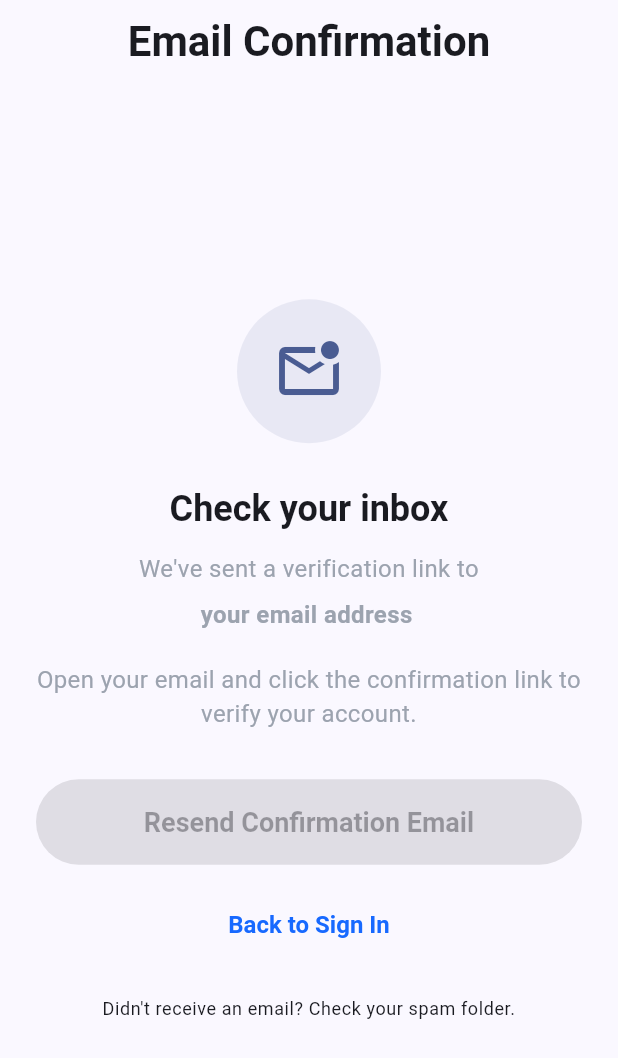
After one commit to Hasibol-Hoda-Inu/Lipika, a Flutter app: the EmailConfirmationScreen screen opened by its route, on a phone screen of 412 x 824 dp. The commit adds this screen. Shown: the top 1058 px of the screen. Run offline on Flutter 3.47's test engine with Material 3 defaults, Android fonts, the phone set to English and light mode, and no system bars; our stand-ins replace carousel_slider, flutter_svg, go_router, supabase_flutter; accounts and stored records are empty.

Commit message:
deep link auth integrated, email confirmation screen and session handling done

```diff
--- a/lib/application/app.dart
+++ b/lib/application/app.dart
@@ -1,10 +1,27 @@
+import 'dart:async';
+
 import 'package:flutter/material.dart';
 import 'package:lipika/application/routes/app_route_config.dart';
+import 'package:lipika/application/routes/app_route_const.dart';
+import 'package:supabase_flutter/supabase_flutter.dart';
 
 import 'app_theme.dart';
 
-class Lipika extends StatelessWidget {
+class Lipika extends StatefulWidget {
   const Lipika({super.key});
+
+  @override
+  State<Lipika> createState() => _LipikaState();
+}
+
+class _LipikaState extends State<Lipika> {
+  late final StreamSubscription<AuthState> _authSubscription;
+
+  @override
+  void initState() {
+    super.initState();
+    _listenToAuthChanges();
+  }
 
   @override
   Widget build(BuildContext context) {
@@ -22,4 +39,30 @@ class Lipika extends StatelessWidget {
       // home: const MainBottomNavScreen(),
     );
   }
+
+  void _listenToAuthChanges() {
+    _authSubscription = Supabase.instance.client.auth.onAuthStateChange.listen(
+      (AuthState data) {
+        final AuthChangeEvent event = data.event;
+        final Session? session = data.session;
+
+        if (event == AuthChangeEvent.signedIn && session != null) {
+          debugPrint("✅ User authenticated successfully");
+          appRouter.pushReplacementNamed(AppRouteConst.homeRouteName);
+        }else if(event == AuthChangeEvent.signedOut){
+          debugPrint("❎ User signed out");
+          appRouter.pushReplacementNamed(AppRouteConst.loginRouteName);
+        }
+      },
+      onError: (Object error) {
+        debugPrint("❎ Auth listener error: $error");
+      },
+    );
+  }
+
+  @override
+  void dispose() {
+    _authSubscription.cancel();
+    super.dispose();
+  }
 }
--- a/lib/application/app_providers.dart
+++ b/lib/application/app_providers.dart
@@ -1,7 +1,9 @@
 import 'package:flutter/material.dart';
 import 'package:lipika/features/auth/ui/controllers/auth_controller.dart';
+import 'package:lipika/features/auth/ui/controllers/auth_session_controller.dart';
 import 'package:lipika/features/common/ui/controller/main_bottom_nav_provider.dart';
 import 'package:provider/provider.dart';
+import 'package:supabase_flutter/supabase_flutter.dart';
 
 import '../features/auth/data/services/auth_service.dart';
 
@@ -16,6 +18,7 @@ class AppProviders extends StatelessWidget {
       providers: [
         ChangeNotifierProvider(create: (context)=>MainBottomNavProvider()),
         ChangeNotifierProvider(create: (context)=>AuthController(authService: AuthService())),
+        ChangeNotifierProvider(create: (context)=>AuthSessionController(supabase: Supabase.instance.client)),
       ],
       child: child,
     );
--- a/lib/application/routes/app_route_config.dart
+++ b/lib/application/routes/app_route_config.dart
@@ -1,5 +1,6 @@
 import 'package:flutter/material.dart';
 import 'package:go_router/go_router.dart';
+import 'package:lipika/features/auth/ui/screens/email_confirmation_screen.dart';
 import 'package:lipika/features/auth/ui/screens/login_screen.dart';
 import 'package:lipika/features/auth/ui/screens/sign_up_screen.dart';
 import 'package:lipika/features/auth/ui/screens/splash_screen.dart';
@@ -35,6 +36,14 @@ final GoRouter appRouter = GoRouter(
         name: AppRouteConst.signUpRouteName,
         path: "/signUp",
         pageBuilder: (context, state)=> const MaterialPage(child: SignUpScreen()),
+      ),
+      GoRoute(
+        name: AppRouteConst.emailConfirmationRouteName,
+        path: "/emailConfirmation",
+        pageBuilder: (context, state) {
+          final String email = state.extra as String? ?? "";
+          return MaterialPage(child: EmailConfirmationScreen(email: email));
+        },
       ),
       GoRoute(
         name: AppRouteConst.loginRouteName,
--- a/lib/application/routes/app_route_const.dart
+++ b/lib/application/routes/app_route_const.dart
@@ -2,6 +2,7 @@ class AppRouteConst {
   static const String splashRouteName = "splash";
   static const String signUpRouteName = "signUp";
   static const String loginRouteName = "login";
+  static const String emailConfirmationRouteName = "emailConfirmation";
 
   static const String homeRouteName = "home";
 
--- a/lib/features/auth/ui/controllers/auth_controller.dart
+++ b/lib/features/auth/ui/controllers/auth_controller.dart
@@ -1,4 +1,5 @@
 import 'package:flutter/foundation.dart';
+import 'package:supabase_flutter/supabase_flutter.dart';
 
 import '../../data/model/sign_up_result_model.dart';
 import '../../data/services/auth_service.dart';
@@ -7,15 +8,18 @@ class AuthController extends ChangeNotifier {
   final AuthService _authService;
 
   AuthController({required AuthService authService})
-      : _authService = authService;
+    : _authService = authService;
 
   bool _isLoading = false;
   bool get isLoading => _isLoading;
 
-  Future<SignUpResult> signUp({
-    required String email,
-    required String password,
-  }) async {
+  bool _isResending = false;
+  String? _resendError;
+
+  bool get isResending => _isResending;
+  String? get resendError => _resendError;
+
+  Future<SignUpResult> signUp({required String email, required String password,}) async {
     if (_isLoading) {
       return const SignUpResult(
         status: SignUpStatus.failed,
@@ -44,4 +48,46 @@ class AuthController extends ChangeNotifier {
       notifyListeners();
     }
   }
+
+  Future<bool> resendConfirmationEmail({required String email}) async {
+    if (_isResending) return false;
+
+    _isResending = true;
+    _resendError = null;
+    notifyListeners();
+
+    try {
+      await _authService.resendConfirmationEmail(email: email);
+
+      debugPrint("✅ Confirmation email resent successfully");
+      return true;
+    } on AuthException catch (e) {
+      _resendError = e.message;
+      debugPrint("❎ Resend email error: ${e.message}");
+      return false;
+    } catch (e) {
+      _resendError = "Something went wrong. Please try again.";
+      debugPrint("❎ Unexpected resend error: $e");
+      return false;
+    } finally {
+      _isResending = false;
+      notifyListeners();
+    }
+  }
+
+  Future<void> logout() async {
+    if (_isLoading) return;
+
+    _isLoading = true;
+    notifyListeners();
+
+    try {
+      await _authService.logout();
+    } catch (e) {
+      debugPrint("❎ Controller logout error: $e");
+    } finally {
+      _isLoading = false;
+      notifyListeners();
+    }
+  }
 }
--- /dev/null
+++ b/lib/features/auth/ui/controllers/auth_session_controller.dart
@@ -0,0 +1,72 @@
+import 'dart:async';
+
+import 'package:flutter/foundation.dart';
+import 'package:supabase_flutter/supabase_flutter.dart';
+
+enum AppAuthStatus { initializing, authenticated, unauthenticated }
+
+class AuthSessionController extends ChangeNotifier {
+  final SupabaseClient _supabase;
+  late final StreamSubscription<AuthState> _authSubscription;
+  AppAuthStatus _status = AppAuthStatus.initializing;
+
+  AuthSessionController({required SupabaseClient supabase})
+    : _supabase = supabase {
+    _listenToAuthChanges();
+  }
+
+  AppAuthStatus get status => _status;
+  bool get isAuthenticated => _status == AppAuthStatus.authenticated;
+  User? get currentUser => _supabase.auth.currentUser;
+
+  void _listenToAuthChanges() {
+    _authSubscription = _supabase.auth.onAuthStateChange.listen(
+      (AuthState data) {
+        final AuthChangeEvent event = data.event;
+        final Session? session = data.session;
+
+        debugPrint("Auth event: $event");
+
+        switch (event) {
+          case AuthChangeEvent.initialSession:
+          case AuthChangeEvent.signedIn:
+          case AuthChangeEvent.tokenRefreshed:
+          case AuthChangeEvent.userUpdated:
+            _updateSession(session);
+            break;
+
+          case AuthChangeEvent.signedOut:
+            _setStatus(AppAuthStatus.unauthenticated);
+            break;
+
+          default:
+            break;
+        }
+      },
+      onError: (Object error, StackTrace stackTrace) {
+        debugPrint("❎ Auth stream error: $error");
+      },
+    );
+  }
+
+  void _updateSession(Session? session) {
+    final AppAuthStatus nextStatus = session != null
+        ? AppAuthStatus.authenticated
+        : AppAuthStatus.unauthenticated;
+
+    _setStatus(nextStatus);
+  }
+
+  void _setStatus(AppAuthStatus newStatus) {
+    if (_status == newStatus) return;
+
+    _status = newStatus;
+    notifyListeners();
+  }
+
+  @override
+  void dispose() {
+    _authSubscription.cancel();
+    super.dispose();
+  }
+}
--- /dev/null
+++ b/lib/features/auth/ui/screens/email_confirmation_screen.dart
@@ -0,0 +1,132 @@
+import 'package:flutter/material.dart';
+import 'package:go_router/go_router.dart';
+import 'package:provider/provider.dart';
+
+import '../../../common/ui/widgets/app_snackbar.dart';
+import '../controllers/auth_controller.dart';
+
+class EmailConfirmationScreen extends StatelessWidget {
+  final String email;
+
+  const EmailConfirmationScreen({super.key, required this.email});
+
+  Future<void> _resendEmail(BuildContext context) async {
+
+    final AuthController controller = context.read<AuthController>();
+    final bool success = await controller.resendConfirmationEmail(email: email);
+    if (!context.mounted) return;
+
+    AppSnackBar.show(
+      context,
+      message: success
+          ? "Verification email sent successfully!"
+          : controller.resendError ?? "Unable to resend email.",
+      type: success ? SnackBarType.success : SnackBarType.error,
+    );
+  }
+
+  @override
+  Widget build(BuildContext context) {
+    final ThemeData theme = Theme.of(context);
+
+    return Scaffold(
+      appBar: AppBar(
+        title: const Text("Email Confirmation"),
+        centerTitle: true,
+      ),
+      body: SafeArea(
+        child: Center(
+          child: SingleChildScrollView(
+            padding: const EdgeInsets.all(24),
+            child: ConstrainedBox(
+              constraints: const BoxConstraints(maxWidth: 420),
+              child: Column(
+                mainAxisSize: MainAxisSize.min,
+                children:[
+                  Container(
+                    width: 96,
+                    height: 96,
+                    decoration: BoxDecoration(
+                      color: theme.colorScheme.primary.withValues(alpha: 0.1),
+                      shape: BoxShape.circle,
+                    ),
+                    child: Icon(
+                      Icons.mark_email_unread_outlined,
+                      size: 48,
+                      color: theme.colorScheme.primary,
+                    ),
+                  ),
+                  const SizedBox(height: 28),
+                  Text(
+                    "Check your inbox",
+                    textAlign: TextAlign.center,
+                    style: theme.textTheme.headlineSmall?.copyWith(
+                      fontWeight: FontWeight.bold,
+                    ),
+                  ),
+                  const SizedBox(height: 12),
+                  const Text(
+                    "We've sent a verification link to",
+                    textAlign: TextAlign.center,
+                  ),
+                  const SizedBox(height: 8),
+                  SelectableText(
+                    email.isEmpty ? "your email address" : email,
+                    textAlign: TextAlign.center,
+                    style: const TextStyle(
+                      fontSize: 16,
+                      fontWeight: FontWeight.w600,
+                    ),
+                  ),
+                  const SizedBox(height: 20),
+                  const Text(
+                    "Open your email and click the "
+                    "confirmation link to verify "
+                    "your account.",
+                    textAlign: TextAlign.center,
+                  ),
+                  const SizedBox(height: 32),
+                  Consumer<AuthController>(
+                    builder: (context, controller, child) {
+                          return SizedBox(
+                            width: double.infinity,
+                            child: ElevatedButton(
+                              onPressed: controller.isResending || email.isEmpty
+                                  ? null
+                                  : () => _resendEmail(context),
+                              child: controller.isResending
+                                  ? const SizedBox(
+                                      width: 22,
+                                      height: 22,
+                                      child: CircularProgressIndicator(
+                                        strokeWidth: 2,
+                                      ),
+                                    )
+                                  : const Text("Resend Confirmation Email"),
+                            ),
+                          );
+                        },
+                  ),
+                  const SizedBox(height: 16),
+                  TextButton(
+                    onPressed: () {
+                      context.goNamed("signIn");
+                    },
+                    child: const Text("Back to Sign In"),
+                  ),
+                  const SizedBox(height: 24),
+                  Text(
+                    "Didn't receive an email? "
+                    "Check your spam folder.",
+                    textAlign: TextAlign.center,
+                    style: theme.textTheme.bodySmall,
+                  ),
+                ],
+              ),
+            ),
+          ),
+        ),
+      ),
+    );
+  }
+}
```
Also changed, not shown: lib/features/auth/data/services/auth_service.dart (+24 -32 lines), lib/features/auth/ui/screens/sign_up_screen.dart (+19 -8 lines), lib/features/common/ui/widgets/app_snackbar.dart (added, +122 -0 lines), 2 other files.
